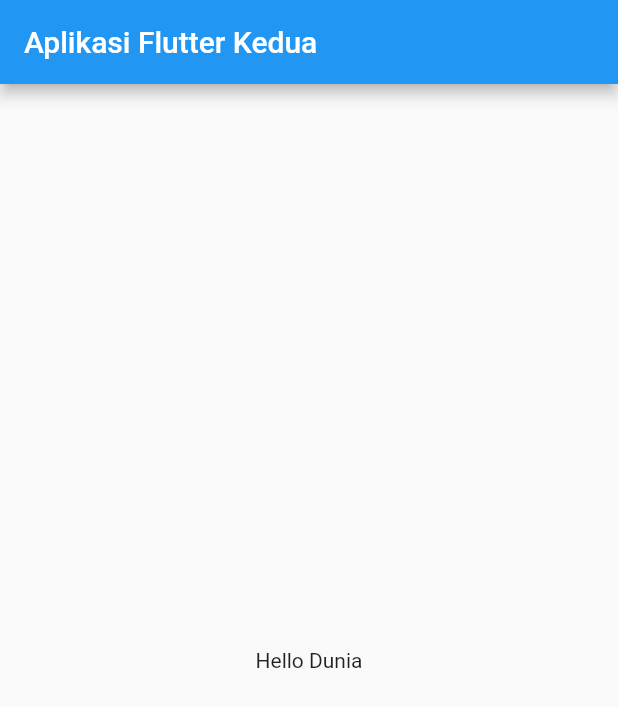
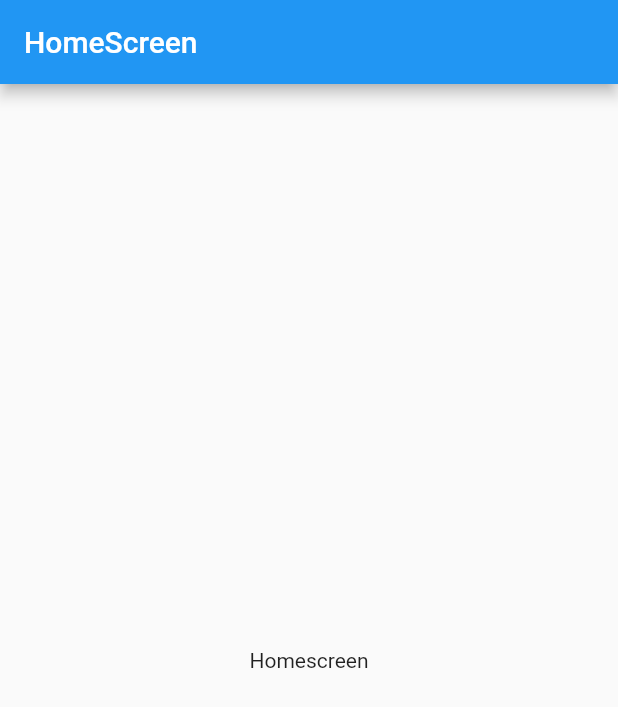
Before and after one commit to mathions/flutter_application_1, a Flutter app: the screen it shows after launch, on a phone screen of 412 x 824 dp. Shown: the top 707 px of the screen. Run offline on Flutter 3.47's test engine with Material 2 defaults, Android fonts, the phone set to English and light mode, and no system bars.

```diff
--- a/lib/main.dart
+++ b/lib/main.dart
@@ -1,21 +1,15 @@
 import 'package:flutter/material.dart';
+import 'screen/HomeScreen.dart';
+import 'screen/RegisterScreen.dart';
 
-
-void main() => runApp(MyApp());
-
-class MyApp extends StatelessWidget {
-  @override
-  Widget build(BuildContext context) {
-    return MaterialApp(
-      title: 'Halo',
-      home: Scaffold(
-        appBar: AppBar(
-          title: Text('Aplikasi Flutter Kedua'),
-        ),
-        body: Center(
-          child: Text('Hello Dunia')
-        ),
-      )
-    );
-  }
+void main() {
+  runApp(
+    MaterialApp(
+      home: HomeScreen(),
+      routes: {
+        '/home' : (context) => HomeScreen(),
+        '/register' : (context) => RegisterScreen(),
+      }
+    ) //MaterialApp
+  );
 }
--- /dev/null
+++ b/lib/screen/HomeScreen.dart
@@ -0,0 +1,20 @@
+import 'package:flutter/material.dart';
+
+class HomeScreen extends StatefulWidget {
+  @override
+  _HomeScreenState createState() => _HomeScreenState();
+}
+
+class _HomeScreenState extends State<HomeScreen> {
+  @override
+  Widget build(BuildContext context) {
+    return Scaffold(
+      appBar: AppBar(
+        title: Text('HomeScreen'),
+        ),
+        body: Center(
+          child: Text('Homescreen'),
+        )
+    );
+  }
+}
```
Also changed, not shown: lib/screen/AppDrawer.dart (added, +29 -0 lines), lib/screen/RegisterScreen.dart (added, +20 -0 lines).
